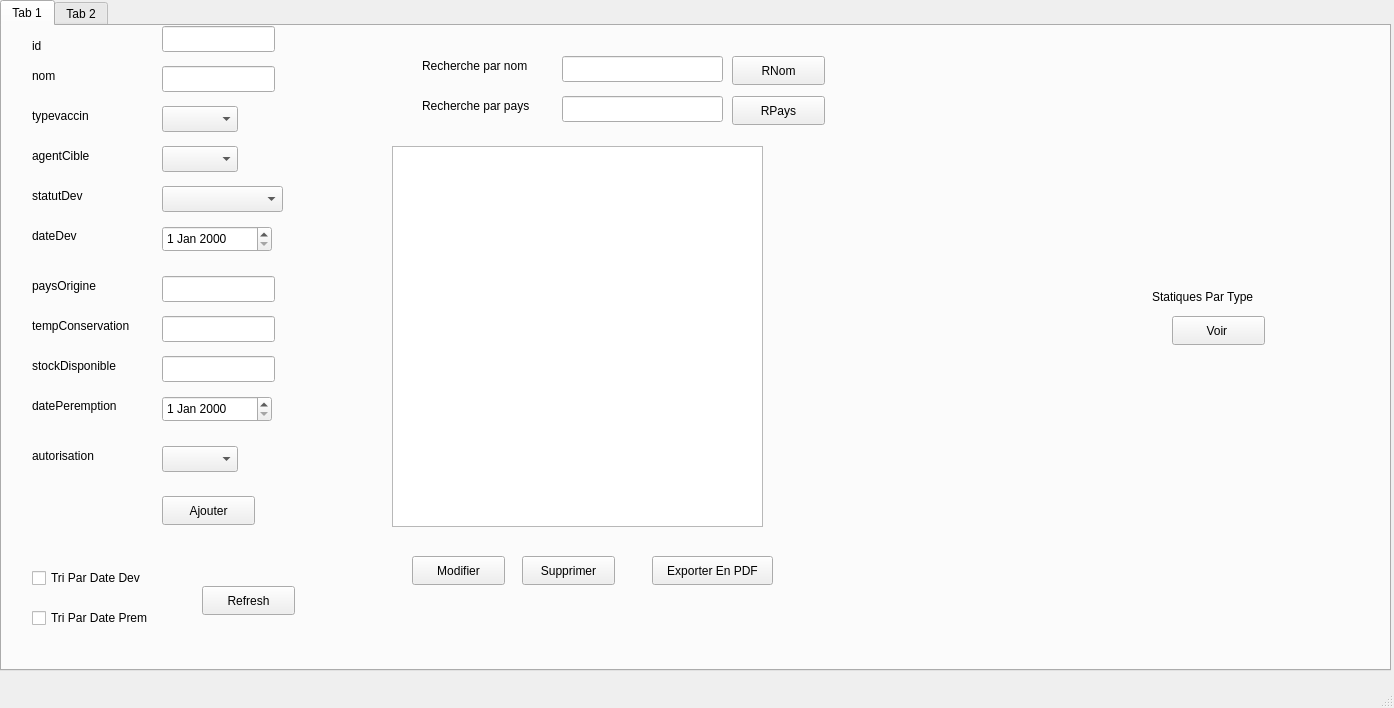
The window that mainwindow.ui (ProjetCPP-S2-2A15/projetcpp2a15-vaccicare) describes before a commit, drawn with Qt 5.
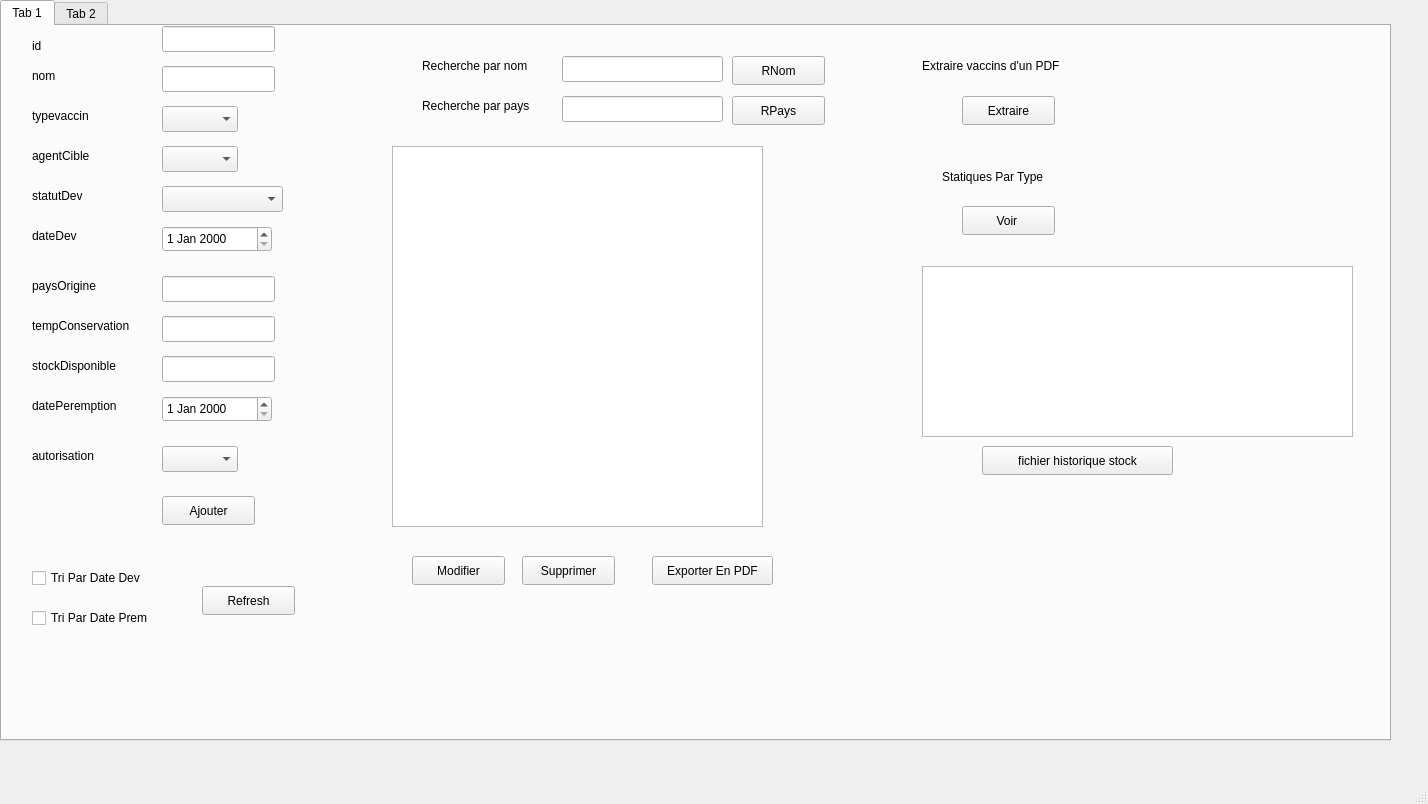
The same window after the commit.

Commit message: métier historique

What changed in the file:
```diff
--- a/mainwindow.ui
+++ b/mainwindow.ui
@@ -6,8 +6,8 @@
    <rect>
     <x>0</x>
     <y>0</y>
-    <width>1394</width>
-    <height>708</height>
+    <width>1428</width>
+    <height>804</height>
    </rect>
   </property>
   <property name="windowTitle">
@@ -20,7 +20,7 @@
       <x>0</x>
       <y>0</y>
       <width>1391</width>
-      <height>671</height>
+      <height>741</height>
      </rect>
     </property>
     <property name="currentIndex">
@@ -459,8 +459,8 @@
      <widget class="QPushButton" name="pushButtonStats">
       <property name="geometry">
        <rect>
-        <x>1170</x>
-        <y>290</y>
+        <x>960</x>
+        <y>180</y>
         <width>93</width>
         <height>29</height>
        </rect>
@@ -472,8 +472,8 @@
      <widget class="QLabel" name="label_14">
       <property name="geometry">
        <rect>
-        <x>1150</x>
-        <y>250</y>
+        <x>940</x>
+        <y>130</y>
         <width>121</width>
         <height>41</height>
        </rect>
@@ -482,6 +482,55 @@
        <string>Statiques Par Type</string>
       </property>
      </widget>
+     <widget class="QLabel" name="label_15">
+      <property name="geometry">
+       <rect>
+        <x>920</x>
+        <y>30</y>
+        <width>171</width>
+        <height>20</height>
+       </rect>
+      </property>
+      <property name="text">
+       <string>Extraire vaccins d'un PDF</string>
+      </property>
+     </widget>
+     <widget class="QPushButton" name="pushButton">
+      <property name="geometry">
+       <rect>
+        <x>960</x>
+        <y>70</y>
+        <width>93</width>
+        <height>29</height>
+       </rect>
+      </property>
+      <property name="text">
+       <string>Extraire</string>
+      </property>
+     </widget>
+     <widget class="QTableWidget" name="tableWidgethis">
+      <property name="geometry">
+       <rect>
+        <x>920</x>
+        <y>240</y>
+        <width>431</width>
+        <height>171</height>
+       </rect>
+      </property>
+     </widget>
+     <widget class="QPushButton" name="pushButtontxtstock">
+      <property name="geometry">
+       <rect>
+        <x>980</x>
+        <y>420</y>
+        <width>191</width>
+        <height>29</height>
+       </rect>
+      </property>
+      <property name="text">
+       <string>fichier historique stock</string>
+      </property>
+     </widget>
     </widget>
     <widget class="QWidget" name="tab_2">
      <attribute name="title">
```
Left out of the diff: 4 changed lines with no effect on the pictures. The commit also changes 6 other files.
